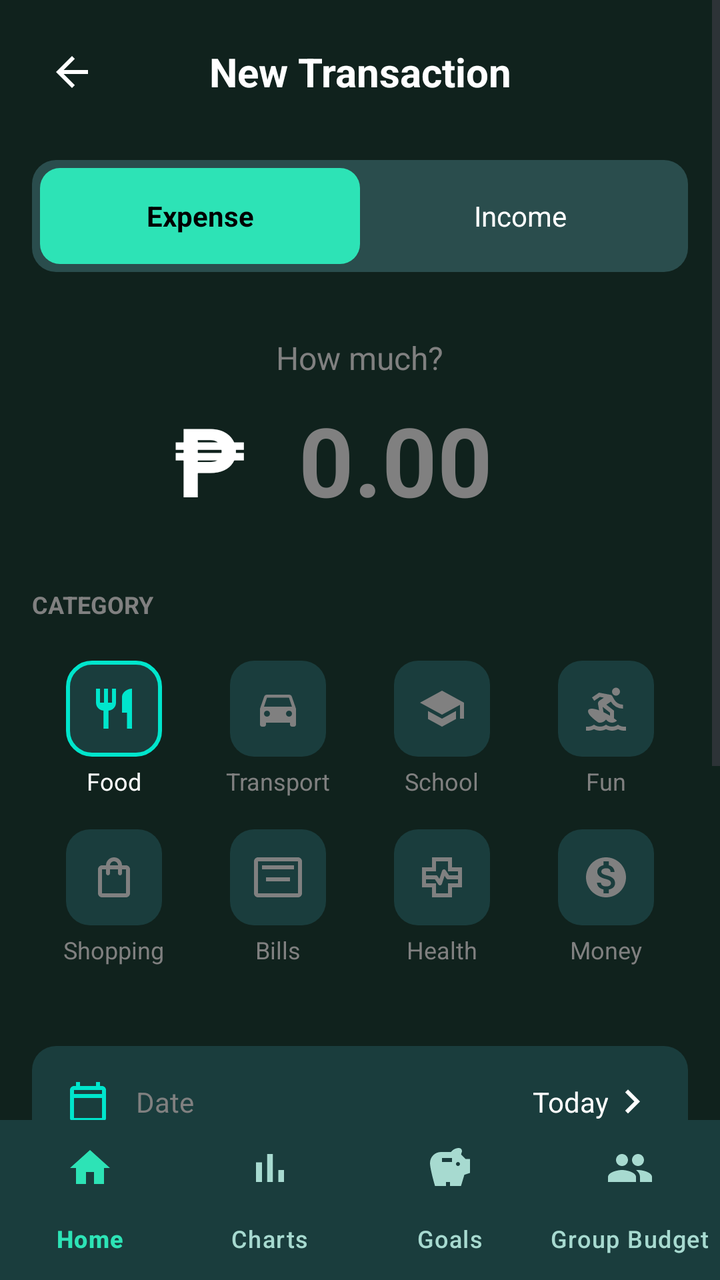
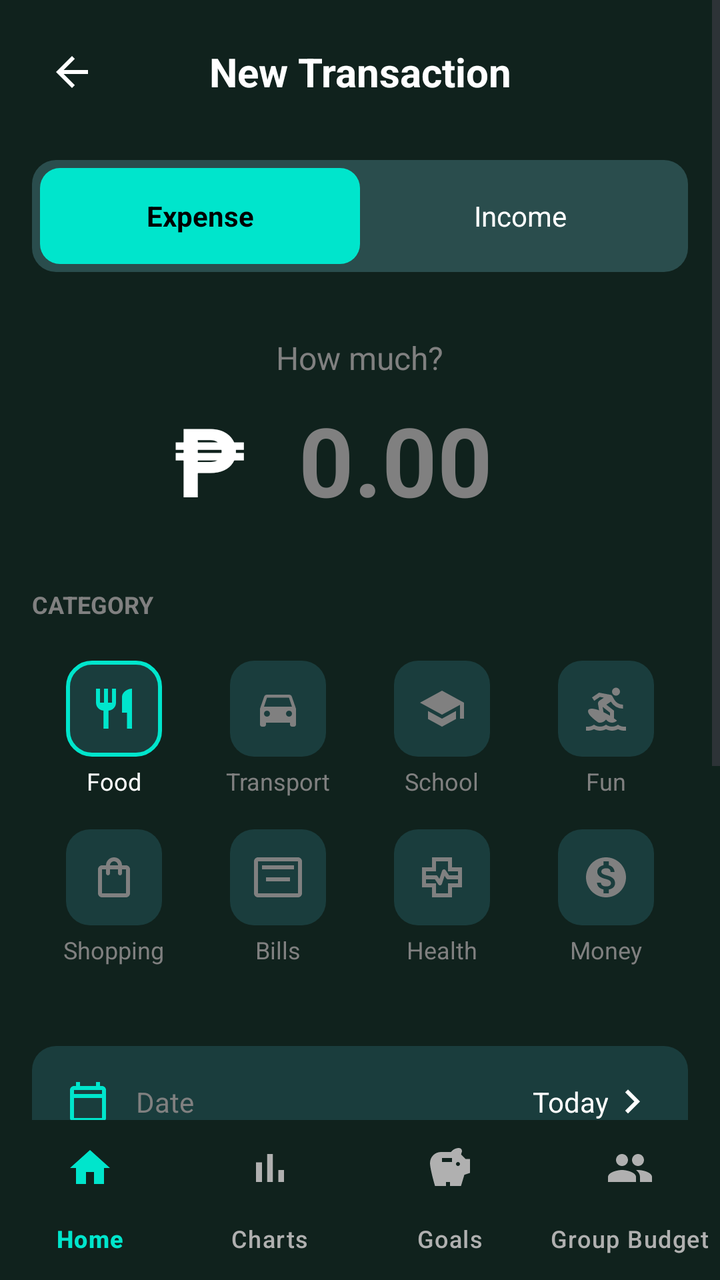

Two renders of the same Android screen: before a commit and after it. Below are the layout's source before the change and the commit's diff.
<!-- AndroidManifest.xml: application theme Theme.TipidMate -->
<!-- res/layout/transaction_screen.xml -->
<?xml version="1.0" encoding="utf-8"?>
<RelativeLayout xmlns:android="http://schemas.android.com/apk/res/android"
    xmlns:app="http://schemas.android.com/apk/res-auto"
    android:layout_width="match_parent"
    android:layout_height="match_parent"
    android:background="#10221D">

    <ScrollView
        android:layout_width="match_parent"
        android:layout_height="match_parent"
        android:layout_above="@id/bottom_navigation"
        android:fillViewport="true">

        <androidx.constraintlayout.widget.ConstraintLayout
            android:layout_width="match_parent"
            android:layout_height="wrap_content"
            android:padding="16dp"
            android:paddingBottom="100dp">

            
            <LinearLayout
                android:id="@+id/llHeader"
                android:layout_width="match_parent"
                android:layout_height="wrap_content"
                android:gravity="center_vertical"
                android:orientation="horizontal"
                app:layout_constraintTop_toTopOf="parent">

                <ImageView
                    android:id="@+id/ivBack"
                    android:layout_width="40dp"
                    android:layout_height="40dp"
                    android:padding="8dp"
                    android:src="@drawable/ic_back"
                    app:tint="#FFFFFF" />

                <TextView
                    android:layout_width="0dp"
                    android:layout_height="wrap_content"
                    android:layout_weight="1"
                    android:gravity="center"
                    android:text="New Transaction"
                    android:textColor="#FFFFFF"
                    android:textSize="20sp"
                    android:textStyle="bold" />

                <View
                    android:layout_width="40dp"
                    android:layout_height="40dp" />
            </LinearLayout>

            
            <LinearLayout
                android:id="@+id/llToggle"
                android:layout_width="match_parent"
                android:layout_height="wrap_content"
                android:layout_marginTop="24dp"
                android:background="@drawable/bg_toggle_container"
                android:orientation="horizontal"
                android:padding="4dp"
                app:layout_constraintTop_toBottomOf="@id/llHeader">

                <TextView
                    android:id="@+id/tvExpenseTab"
                    android:layout_width="0dp"
                    android:layout_height="48dp"
                    android:layout_weight="1"
                    android:background="@drawable/bg_tab_selected"
                    android:gravity="center"
                    android:text="Expense"
                    android:textColor="#000000"
                    android:textSize="14sp"
                    android:textStyle="bold" />

                <TextView
                    android:id="@+id/tvIncomeTab"
                    android:layout_width="0dp"
                    android:layout_height="48dp"
                    android:layout_weight="1"
                    android:background="@android:color/transparent"
                    android:gravity="center"
                    android:text="Income"
                    android:textColor="#FFFFFF"
                    android:textSize="14sp" />
            </LinearLayout>

            
            <LinearLayout
                android:id="@+id/llAmount"
                android:layout_width="match_parent"
                android:layout_height="wrap_content"
                android:layout_marginTop="32dp"
                android:gravity="center"
                android:orientation="vertical"
                app:layout_constraintTop_toBottomOf="@id/llToggle">

                <TextView
                    android:layout_width="wrap_content"
                    android:layout_height="wrap_content"
                    android:text="How much?"
                    android:textColor="#808080"
                    android:textSize="16sp" />

                <LinearLayout
                    android:layout_width="wrap_content"
                    android:layout_height="wrap_content"
                    android:layout_marginTop="8dp"
                    android:gravity="center"
                    android:orientation="horizontal">

                    <TextView
                        android:layout_width="wrap_content"
                        android:layout_height="wrap_content"
                        android:text="₱"
                        android:textColor="#FFFFFF"
                        android:textSize="48sp"
                        android:textStyle="bold" />

                    <EditText
                        android:id="@+id/etAmount"
                        android:layout_width="wrap_content"
                        android:layout_height="wrap_content"
                        android:background="@android:color/transparent"
                        android:gravity="center"
                        android:hint="0.00"
                        android:inputType="numberDecimal"
                        android:minWidth="150dp"
                        android:textColor="#FFFFFF"
                        android:textColorHint="#808080"
                        android:textSize="48sp"
                        android:textStyle="bold" />
                </LinearLayout>
            </LinearLayout>

            
            <TextView
                android:id="@+id/tvCategoryLabel"
                android:layout_width="wrap_content"
                android:layout_height="wrap_content"
                android:layout_marginTop="32dp"
                android:text="CATEGORY"
                android:textColor="#808080"
                android:textSize="12sp"
                android:textStyle="bold"
                app:layout_constraintStart_toStartOf="parent"
                app:layout_constraintTop_toBottomOf="@id/llAmount" />

            
            <GridLayout
                android:id="@+id/gridCategory"
                android:layout_width="match_parent"
                android:layout_height="wrap_content"
                android:layout_marginTop="12dp"
                android:columnCount="4"
                android:rowCount="2"
                app:layout_constraintTop_toBottomOf="@id/tvCategoryLabel">

                
                <LinearLayout
                    android:id="@+id/category_food"
                    android:layout_width="0dp"
                    android:layout_height="wrap_content"
                    android:layout_columnWeight="1"
                    android:gravity="center"
                    android:orientation="vertical"
                    android:padding="8dp">

                    <ImageView
                        android:layout_width="48dp"
                        android:layout_height="48dp"
                        android:background="@drawable/bg_category_selected"
                        android:padding="12dp"
                        android:src="@drawable/ic_food"
                        app:tint="#00E5CC" />

                    <TextView
                        android:layout_width="wrap_content"
                        android:layout_height="wrap_content"
                        android:layout_marginTop="4dp"
                        android:text="Food"
                        android:textColor="#FFFFFF"
                        android:textSize="12sp" />
                </LinearLayout>

                
                <LinearLayout
                    android:id="@+id/category_transport"
                    android:layout_width="0dp"
                    android:layout_height="wrap_content"
                    android:layout_columnWeight="1"
                    android:gravity="center"
                    android:orientation="vertical"
                    android:padding="8dp">

                    <ImageView
                        android:layout_width="48dp"
                        android:layout_height="48dp"
                        android:background="@drawable/bg_category_unselected"
                        android:padding="12dp"
                        android:src="@drawable/ic_transport"
                        app:tint="#808080" />

                    <TextView
                        android:layout_width="wrap_content"
                        android:layout_height="wrap_content"
                        android:layout_marginTop="4dp"
                        android:text="Transport"
                        android:textColor="#808080"
                        android:textSize="12sp" />
                </LinearLayout>

                
                <LinearLayout
                    android:id="@+id/category_school"
                    android:layout_width="0dp"
                    android:layout_height="wrap_content"
                    android:layout_columnWeight="1"
                    android:gravity="center"
                    android:orientation="vertical"
                    android:padding="8dp">

                    <ImageView
                        android:layout_width="48dp"
                        android:layout_height="48dp"
                        android:background="@drawable/bg_category_unselected"
                        android:padding="12dp"
                        android:src="@drawable/ic_school"
                        app:tint="#808080" />

                    <TextView
                        android:layout_width="wrap_content"
                        android:layout_height="wrap_content"
                        android:layout_marginTop="4dp"
                        android:text="School"
                        android:textColor="#808080"
                        android:textSize="12sp" />
                </LinearLayout>

                
                <LinearLayout
                    android:id="@+id/category_fun"
                    android:layout_width="0dp"
                    android:layout_height="wrap_content"
                    android:layout_columnWeight="1"
                    android:gravity="center"
                    android:orientation="vertical"
                    android:padding="8dp">

                    <ImageView
                        android:layout_width="48dp"
                        android:layout_height="48dp"
                        android:background="@drawable/bg_category_unselected"
                        android:padding="12dp"
                        android:src="@drawable/ic_fun"
                        app:tint="#808080" />

                    <TextView
                        android:layout_width="wrap_content"
                        android:layout_height="wrap_content"
                        android:layout_marginTop="4dp"
                        android:text="Fun"
                        android:textColor="#808080"
                        android:textSize="12sp" />
                </LinearLayout>

                
                <LinearLayout
                    android:id="@+id/category_shopping"
                    android:layout_width="0dp"
                    android:layout_height="wrap_content"
                    android:layout_columnWeight="1"
                    android:gravity="center"
                    android:orientation="vertical"
                    android:padding="8dp">

                    <ImageView
                        android:layout_width="48dp"
                        android:layout_height="48dp"
                        android:background="@drawable/bg_category_unselected"
                        android:padding="12dp"
                        android:src="@drawable/ic_shopping"
                        app:tint="#808080" />

                    <TextView
                        android:layout_width="wrap_content"
                        android:layout_height="wrap_content"
                        android:layout_marginTop="4dp"
                        android:text="Shopping"
                        android:textColor="#808080"
                        android:textSize="12sp" />
                </LinearLayout>

                
                <LinearLayout
                    android:id="@+id/category_bills"
                    android:layout_width="0dp"
                    android:layout_height="wrap_content"
                    android:layout_columnWeight="1"
                    android:gravity="center"
                    android:orientation="vertical"
                    android:padding="8dp">

                    <ImageView
                        android:layout_width="48dp"
                        android:layout_height="48dp"
                        android:background="@drawable/bg_category_unselected"
                        android:padding="12dp"
                        android:src="@drawable/ic_bills"
                        app:tint="#808080" />

                    <TextView
                        android:layout_width="wrap_content"
                        android:layout_height="wrap_content"
                        android:layout_marginTop="4dp"
                        android:text="Bills"
                        android:textColor="#808080"
                        android:textSize="12sp" />
                </LinearLayout>

                
                <LinearLayout
                    android:id="@+id/category_health"
                    android:layout_width="0dp"
                    android:layout_height="wrap_content"
                    android:layout_columnWeight="1"
                    android:gravity="center"
                    android:orientation="vertical"
                    android:padding="8dp">

                    <ImageView
                        android:layout_width="48dp"
                        android:layout_height="48dp"
                        android:background="@drawable/bg_category_unselected"
                        android:padding="12dp"
                        android:src="@drawable/ic_health"
                        app:tint="#808080" />

                    <TextView
                        android:layout_width="wrap_content"
                        android:layout_height="wrap_content"
                        android:layout_marginTop="4dp"
                        android:text="Health"
                        android:textColor="#808080"
                        android:textSize="12sp" />
                </LinearLayout>

                
                <LinearLayout
                    android:id="@+id/category_more"
                    android:layout_width="0dp"
                    android:layout_height="wrap_content"
                    android:layout_columnWeight="1"
                    android:gravity="center"
                    android:orientation="vertical"
                    android:padding="8dp">

                    <ImageView
                        android:layout_width="48dp"
                        android:layout_height="48dp"
                        android:background="@drawable/bg_category_unselected"
                        android:padding="12dp"
                        android:src="@drawable/ic_money"
                        app:tint="#808080" />

                    <TextView
                        android:layout_width="wrap_content"
                        android:layout_height="wrap_content"
                        android:layout_marginTop="4dp"
                        android:text="Money"
                        android:textColor="#808080"
                        android:textSize="12sp" />
                </LinearLayout>

            </GridLayout>

            
            <LinearLayout
                android:id="@+id/llDateRow"
                android:layout_width="match_parent"
                android:layout_height="wrap_content"
                android:layout_marginTop="32dp"
                android:background="@drawable/bg_input_field"
                android:clickable="true"
                android:focusable="true"
                android:gravity="center_vertical"
                android:orientation="horizontal"
                android:padding="16dp"
                app:layout_constraintTop_toBottomOf="@id/gridCategory">

                <ImageView
                    android:layout_width="24dp"
                    android:layout_height="24dp"
                    android:src="@drawable/ic_calendar"
                    app:tint="#00E5CC" />

                <TextView
                    android:layout_width="wrap_content"
                    android:layout_height="wrap_content"
                    android:layout_marginStart="12dp"
                    android:text="Date"
                    android:textColor="#808080"
                    android:textSize="14sp" />

                <TextView
                    android:id="@+id/tvDate"
                    android:layout_width="0dp"
                    android:layout_height="wrap_content"
                    android:layout_weight="1"
                    android:gravity="end"
                    android:text="Today"
                    android:textColor="#FFFFFF"
                    android:textSize="14sp" />

                <ImageView
                    android:layout_width="24dp"
                    android:layout_height="24dp"
                    android:src="@drawable/ic_arrow_right"
                    app:tint="#FFFFFF" />
            </LinearLayout>

            
            <LinearLayout
                android:id="@+id/llTimeRow"
                android:layout_width="match_parent"
                android:layout_height="wrap_content"
                android:layout_marginTop="12dp"
                android:background="@drawable/bg_input_field"
                android:clickable="true"
                android:focusable="true"
                android:gravity="center_vertical"
                android:orientation="horizontal"
                android:padding="16dp"
                app:layout_constraintTop_toBottomOf="@id/llDateRow">

                <ImageView
                    android:layout_width="24dp"
                    android:layout_height="24dp"
                    android:src="@drawable/ic_time"
                    app:tint="#00E5CC" />

                <TextView
                    android:layout_width="wrap_content"
                    android:layout_height="wrap_content"
                    android:layout_marginStart="12dp"
                    android:text="Time"
                    android:textColor="#808080"
                    android:textSize="14sp" />

                <TextView
                    android:id="@+id/tvTime"
                    android:layout_width="0dp"
                    android:layout_height="wrap_content"
                    android:layout_weight="1"
                    android:gravity="end"
                    android:text="12:00 PM"
                    android:textColor="#FFFFFF"
                    android:textSize="14sp" />

                <ImageView
                    android:layout_width="24dp"
                    android:layout_height="24dp"
                    android:src="@drawable/ic_arrow_right"
                    app:tint="#FFFFFF" />
            </LinearLayout>

            
            <LinearLayout
                android:id="@+id/llNoteRow"
                android:layout_width="match_parent"
                android:layout_height="wrap_content"
                android:layout_marginTop="12dp"
                android:background="@drawable/bg_input_field"
                android:gravity="center_vertical"
                android:orientation="horizontal"
                android:padding="16dp"
                app:layout_constraintTop_toBottomOf="@id/llTimeRow">

                <ImageView
                    android:layout_width="24dp"
                    android:layout_height="24dp"
                    android:src="@drawable/ic_note"
                    app:tint="#FF9800" />

                <EditText
                    android:id="@+id/etNote"
                    android:layout_width="0dp"
                    android:layout_height="wrap_content"
                    android:layout_marginStart="12dp"
                    android:layout_weight="1"
                    android:background="@android:color/transparent"
                    android:hint="Add a note..."
                    android:textColor="#FFFFFF"
                    android:textColorHint="#808080"
                    android:textSize="14sp" />
            </LinearLayout>


            
            <com.google.android.material.button.MaterialButton
                android:id="@+id/btnContinue"
                android:layout_width="match_parent"
                android:layout_height="56dp"
                android:layout_marginTop="32dp"
                android:backgroundTint="#00E5CC"
                android:text="Save Transction"
                android:textColor="#000000"
                android:textSize="16sp"
                android:textStyle="bold"
                app:cornerRadius="8dp"
                app:icon="@drawable/ic_check"
                app:iconGravity="textStart"
                app:iconPadding="12dp"
                app:layout_constraintTop_toBottomOf="@id/llNoteRow" />

        </androidx.constraintlayout.widget.ConstraintLayout>
    </ScrollView>

    <com.google.android.material.bottomnavigation.BottomNavigationView
        android:id="@+id/bottom_navigation"
        android:layout_width="match_parent"
        android:layout_height="wrap_content"
        android:layout_alignParentBottom="true"
        android:background="#1a3d3d"
        app:itemIconTint="@color/bottom_nav_item_tint"
        app:itemTextColor="@color/bottom_nav_item_tint"
        app:labelVisibilityMode="labeled"
        app:menu="@menu/bottom_nav_menu" />

</RelativeLayout>
<!-- resources referenced by this layout -->
<resources>
  <!-- drawable bg_category_selected (drawable) -->
  <?xml version="1.0" encoding="utf-8"?>
  <shape xmlns:android="http://schemas.android.com/apk/res/android">
      <solid android:color="#1a3d3d"/>
      <corners android:radius="12dp"/>
      <stroke
          android:width="2dp"
          android:color="#00E5CC"/>
  </shape>
  <!-- drawable bg_category_unselected (drawable) -->
  <?xml version="1.0" encoding="utf-8"?>
  <shape xmlns:android="http://schemas.android.com/apk/res/android">
      <solid android:color="#1a3d3d"/>
      <corners android:radius="12dp"/>
  </shape>
  <!-- drawable bg_input_field (drawable) -->
  <?xml version="1.0" encoding="utf-8"?>
  <shape xmlns:android="http://schemas.android.com/apk/res/android">
      <solid android:color="#1a3d3d"/>
      <corners android:radius="12dp"/>
  </shape>
  <!-- drawable bg_tab_selected (drawable) -->
  <?xml version="1.0" encoding="utf-8"?>
  <shape xmlns:android="http://schemas.android.com/apk/res/android">
      <solid android:color="@color/primary_accent"/>
      <corners android:radius="10dp"/>
  </shape>
  <!-- drawable bg_toggle_container (drawable) -->
  <?xml version="1.0" encoding="utf-8"?>
  <shape xmlns:android="http://schemas.android.com/apk/res/android">
      <solid android:color="#2a4d4d"/>
      <corners android:radius="12dp"/>
  </shape>
  <!-- drawable ic_arrow_right (drawable) -->
  <vector xmlns:android="http://schemas.android.com/apk/res/android" android:width="24dp" android:height="24dp" android:viewportWidth="24" android:viewportHeight="24">
      <path android:fillColor="#FFFFFF" android:pathData="M8.59,16.34l4.58,-4.59-4.58,-4.59L10,5.75l6,6-6,6z"/>
  </vector>
  <!-- drawable ic_back (drawable) -->
  <vector xmlns:android="http://schemas.android.com/apk/res/android"
      android:width="24dp"
      android:height="24dp"
      android:viewportWidth="24"
      android:viewportHeight="24">
    <path
        android:fillColor="#FFFFFF"
        android:pathData="M20,11H7.83l5.59,-5.59L12,4l-8,8 8,8 1.41,-1.41L7.83,13H20v-2z"/>
  </vector>
  <!-- drawable ic_bills (drawable) -->
  <vector xmlns:android="http://schemas.android.com/apk/res/android" android:width="24dp" android:height="24dp" android:viewportWidth="24" android:viewportHeight="24">
      <path android:fillColor="#808080" android:pathData="M20,8H4V6h16v2zm-2,6H6v-2h12v2zm4-12H2C0.9,2 0,2.9 0,4v16c0,1.1 0.9,2 2,2h20c1.1,0 2-0.9 2-2V4c0-1.1-0.9-2-2-2zM22,20H2V4h20V20z"/>
  </vector>
  <!-- drawable ic_calendar (drawable) -->
  <vector xmlns:android="http://schemas.android.com/apk/res/android" android:width="24dp" android:height="24dp" android:viewportWidth="24" android:viewportHeight="24">
      <path android:fillColor="#00E5CC" android:pathData="M19,4h-1V2h-2v2H8V2H6v2H5C3.89,4 3,4.9 3,6v14c0,1.1 0.89,2 2,2h14c1.1,0 2-0.9 2-2V6c0-1.1-0.9-2-2-2zM19,20H5V10h14v10zM19,8H5V6h14v2z"/>
  </vector>
  <!-- drawable ic_check (drawable) -->
  <vector xmlns:android="http://schemas.android.com/apk/res/android" android:width="24dp" android:height="24dp" android:viewportWidth="24" android:viewportHeight="24">
      <path android:fillColor="#000000" android:pathData="M9,16.17L4.83,12l-1.42,1.41L9,19 21,7l-1.41,-1.41z"/>
  </vector>
  <!-- drawable ic_school (drawable) -->
  <vector xmlns:android="http://schemas.android.com/apk/res/android" android:width="24dp" android:height="24dp" android:viewportWidth="24" android:viewportHeight="24">
      <path android:fillColor="#808080" android:pathData="M5,13.18v4L12,21l7-3.82v-4L12,17l-7,-3.82zM12,3L1,9l11,6 9,-4.91V17h2V9L12,3z"/>
  </vector>
  <style name="Theme.TipidMate" parent="Base.Theme.TipidMate" />
  <color name="primary_accent">#2DE3B6</color>
  <style name="Base.Theme.TipidMate" parent="Theme.Material3.DayNight.NoActionBar">
          
          
      </style>
  <!-- unchanged entries left out for length: 8 -->
</resources>

<!-- the commit's change to res/layout/transaction_screen.xml (unified diff, before → after) -->
@@ -520,7 +520,7 @@
         android:layout_width="match_parent"
         android:layout_height="wrap_content"
         android:layout_alignParentBottom="true"
-        android:background="#1a3d3d"
+        android:background="#10221D"
         app:itemIconTint="@color/bottom_nav_item_tint"
         app:itemTextColor="@color/bottom_nav_item_tint"
         app:labelVisibilityMode="labeled"
<!-- resource entries referenced after the edit -->
@@ -64,7 +64,7 @@
       <path android:fillColor="#808080" android:pathData="M5,13.18v4L12,21l7-3.82v-4L12,17l-7,-3.82zM12,3L1,9l11,6 9,-4.91V17h2V9L12,3z"/>
   </vector>
   <style name="Theme.TipidMate" parent="Base.Theme.TipidMate" />
-  <color name="primary_accent">#2DE3B6</color>
+  <color name="primary_accent">#00E5CC</color>
   <style name="Base.Theme.TipidMate" parent="Theme.Material3.DayNight.NoActionBar">
           
           
